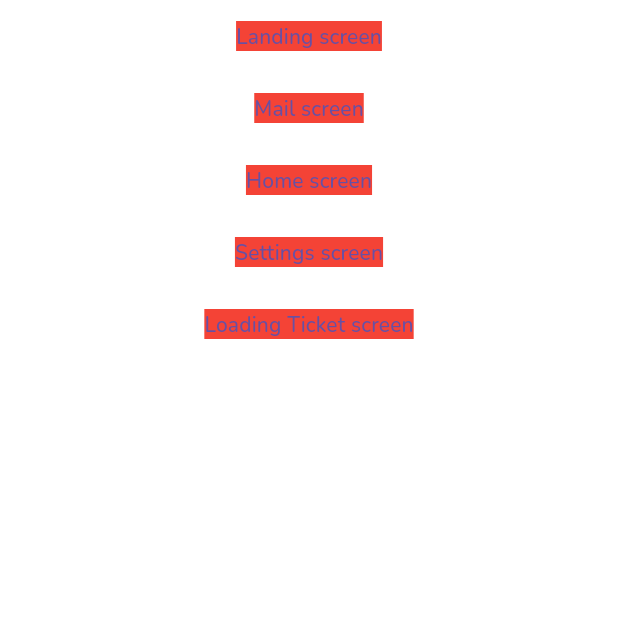
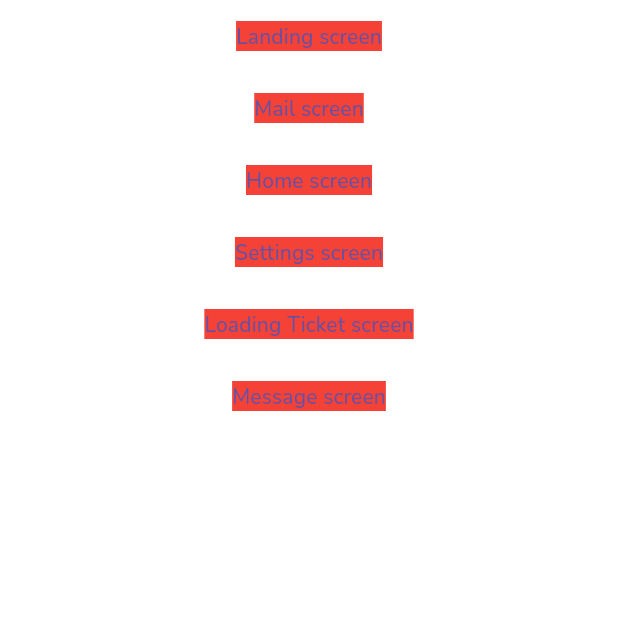
Before and after one commit to 15tariqj/trainhero, a Flutter app: the screen it shows after launch, on a phone screen of 412 x 824 dp, the top half of it. Run offline on Flutter 3.47's test engine with Material 3 defaults, Android fonts, the phone set to English and light mode, and no system bars; our stand-ins replace auto_size_text, dio, flutter_dotenv, flutter_riverpod, go_router, google_fonts and 4 more; missing offline and left inert: open_mail_app, receive_sharing_intent; generated files the repository leaves out were written again.

```diff
--- a/lib/dev_screen.dart
+++ b/lib/dev_screen.dart
@@ -47,6 +47,19 @@ class DevScreen extends StatelessWidget {
             child: const Text("Loading Ticket screen"),
           ),
         ),
+        TextButton(
+          onPressed: () => GoRouter.of(context)
+              .pushNamed(AppRoute.message.name, pathParameters: {
+            'image': "assets/th_dead.png",
+            'heading': "There's been an issue.",
+            'message':
+                "Please try sending your PDF again or email help@trainhero.app for help.",
+          }),
+          child: Container(
+            color: Colors.red,
+            child: const Text("Message screen"),
+          ),
+        ),
       ],
     );
   }
--- a/lib/src/routing/app_router.dart
+++ b/lib/src/routing/app_router.dart
@@ -6,6 +6,7 @@ import 'package:trainhero/src/features/home/presentation/home_screen.dart';
 import 'package:trainhero/src/features/landing/presentation/landing_screen.dart';
 import 'package:trainhero/src/features/loading_ticket/presentation/loading_ticket_screen.dart';
 import 'package:trainhero/src/features/mail/presentation/mail_screen.dart';
+import 'package:trainhero/src/features/message/presentation/message_screen.dart';
 import 'package:trainhero/src/features/settings/presentation/settings_screen.dart';
 import 'package:trainhero/src/routing/go_router_refresh_stream.dart';
 import 'package:trainhero/src/routing/not_found_screen.dart';
@@ -19,6 +20,7 @@ enum AppRoute {
   mail,
   settings,
   loadingTicket,
+  message,
 }
 
 @Riverpod(keepAlive: true)
@@ -72,7 +74,16 @@ GoRouter goRouter(GoRouterRef ref) {
         path: '/loadingTicket',
         name: AppRoute.loadingTicket.name,
         builder: (context, state) => const LoadingTicketScreen(),
-      )
+      ),
+      GoRoute(
+        path: '/message/:image/:message/:heading',
+        name: AppRoute.message.name,
+        builder: (context, state) => MessageScreen(
+          message: state.pathParameters['message'] ?? '',
+          heading: state.pathParameters['heading'] ?? '',
+          image: state.pathParameters['image'] ?? '',
+        ),
+      ),
     ],
     errorBuilder: (context, state) => const NotFoundScreen(),
   );
```
Also changed, not shown: assets/th_dead.png (added).
